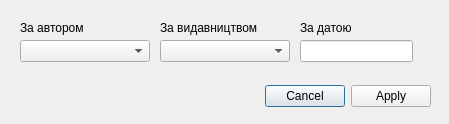
Qt form sortdialog.ui (vitkarino/dkr-cpp) before a commit.
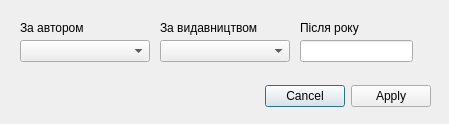
The same form after that commit.

Diff of the .ui file:
```diff
--- a/sortdialog.ui
+++ b/sortdialog.ui
@@ -85,7 +85,7 @@
     </rect>
    </property>
    <property name="text">
-    <string>За датою</string>
+    <string>Після року</string>
    </property>
   </widget>
   <widget class="QLineEdit" name="yearLine">
```
